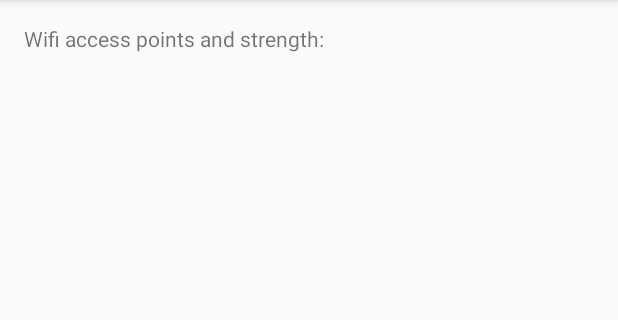
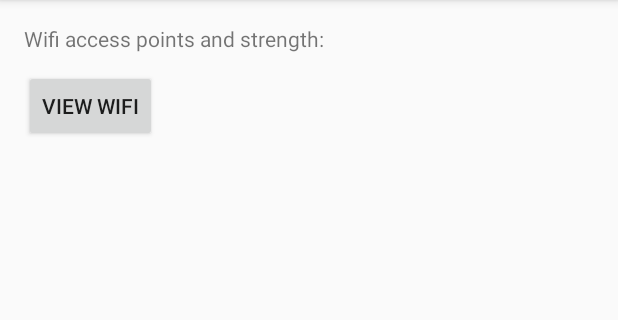
Before and after one commit to LudiLi/Capstone-Project, an Android app: the screen it shows after launch (SendLocationActivity), on a phone screen of 412 x 824 dp, the part 84-404 px from its top. Run offline under Robolectric (Android 15) with nearby library versions, the phone set to English and light mode, and no system bars; 4 statements that could not run were skipped.

Commit message:
Create a button to view the latest wifi access point.

```diff
--- a/app/build.gradle
+++ b/app/build.gradle
@@ -5,7 +5,7 @@ android {
     buildToolsVersion "24.0.3"
     defaultConfig {
         applicationId "edu.cmu.capstone16fall.pe.dataservice"
-        minSdkVersion 15
+        minSdkVersion 19
         targetSdkVersion 23
         versionCode 1
         versionName "1.0"
@@ -17,10 +17,12 @@ android {
             proguardFiles getDefaultProguardFile('proguard-android.txt'), 'proguard-rules.pro'
         }
     }
+    productFlavors {
+    }
 }
 
 dependencies {
-    compile fileTree(dir: 'libs', include: ['*.jar'])
+    compile fileTree(include: ['*.jar'], dir: 'libs')
     androidTestCompile('com.android.support.test.espresso:espresso-core:2.2.2', {
         exclude group: 'com.android.support', module: 'support-annotations'
     })
--- a/app/src/main/java/edu/cmu/capstone16fall/pe/dataservice/SensorIDSingleton.java
+++ b/app/src/main/java/edu/cmu/capstone16fall/pe/dataservice/SensorIDSingleton.java
@@ -23,6 +23,8 @@ import java.util.concurrent.ExecutionException;
 import javax.net.ssl.HttpsURLConnection;
 
 /**
+ * SensorIDSingleton can get sensor Id from server, store sensor Id locally.
+ *
  * Created by Zheng on 10/4/16.
  */
 public class SensorIDSingleton {
@@ -41,20 +43,33 @@ public class SensorIDSingleton {
 
     private SensorIDSingleton() {}
 
+    /**
+     * Main activity will call this method to get sensor ID either from local storage or generate
+     * a new one.
+     *
+     * @return sensor Id
+     */
     public String getSensorID() {
         sharedPref = context.getSharedPreferences(SENSOR_ID, Context.MODE_PRIVATE);
-        String tempToken = sharedPref.getString(SENSOR_ID, null);
+        String tempSensorID = sharedPref.getString(SENSOR_ID, null);
+
         if (sensorID != null) {
             return sensorID;
-        } else if (tempToken != null) {
-            sensorID = tempToken;
         } else {
-            sensorID = createSensorID();
+            if (tempSensorID != null) {
+                sensorID = tempSensorID;
+            } else {
+                sensorID = createSensorID();
+            }
         }
-
         return sensorID;
     }
 
+    /**
+     * Create a sensor ID and store it locally
+     *
+     * @return sensor Id
+     */
     public String createSensorID() {
         GetSensorID doGetSensorID = new GetSensorID();
         try {
@@ -74,12 +89,28 @@ public class SensorIDSingleton {
         return tempSensorID;
     }
 
+    /**
+     * Main activity will call this method.
+     * Use context to access local storage. Use uniqueId to generate sensor Id. Use accessToken to
+     * set up connection.
+     *
+     * @param context
+     * @param uniqueID
+     * @param accessToken
+     */
     public void setup(Context context, String uniqueID, String accessToken) {
         this.context = context;
         this.accessToken = accessToken;
         this.uniqueID = uniqueID;
     }
 
+    /**
+     * Skeleton of the Http request to get Sensor ID
+     *
+     * @param myurl the url of the server
+     * @return sensor Id
+     * @throws IOException
+     */
     private String fetchSensorID(String myurl) throws IOException {
         JSONObject json = new JSONObject();
         JSONObject array = new JSONObject();
@@ -139,6 +170,10 @@ public class SensorIDSingleton {
         return tempSensorID;
     }
 
+    /**
+     * Send Async request which will call fetchSensorID() to complete the request.
+     *
+     */
     private class GetSensorID extends AsyncTask<String, Void, String> {
 
         String tempSensorID;
--- a/app/src/main/res/layout/activity_send_location.xml
+++ b/app/src/main/res/layout/activity_send_location.xml
@@ -15,4 +15,23 @@
         android:layout_width="wrap_content"
         android:layout_height="wrap_content"
         android:text="Wifi access points and strength:" />
+
+    <TextView
+        android:text=""
+        android:layout_width="wrap_content"
+        android:layout_height="wrap_content"
+        android:layout_below="@+id/latest_wifi"
+        android:layout_marginTop="17dp"
+        android:id="@+id/latest_wifi_info"
+        android:layout_alignParentStart="true" />
+
+    <Button
+        android:id="@+id/latest_wifi"
+        android:text="View Wifi"
+        android:layout_width="wrap_content"
+        android:layout_height="wrap_content"
+        android:onClick="onClickViewLatestWifi"
+        android:layout_below="@+id/wifi_info"
+        android:layout_alignParentStart="true"
+        android:layout_marginTop="11dp" />
 </RelativeLayout>
```
Also changed, not shown: app/src/main/java/edu/cmu/capstone16fall/pe/dataservice/SendLocationActivity.java (+28 -4 lines).
